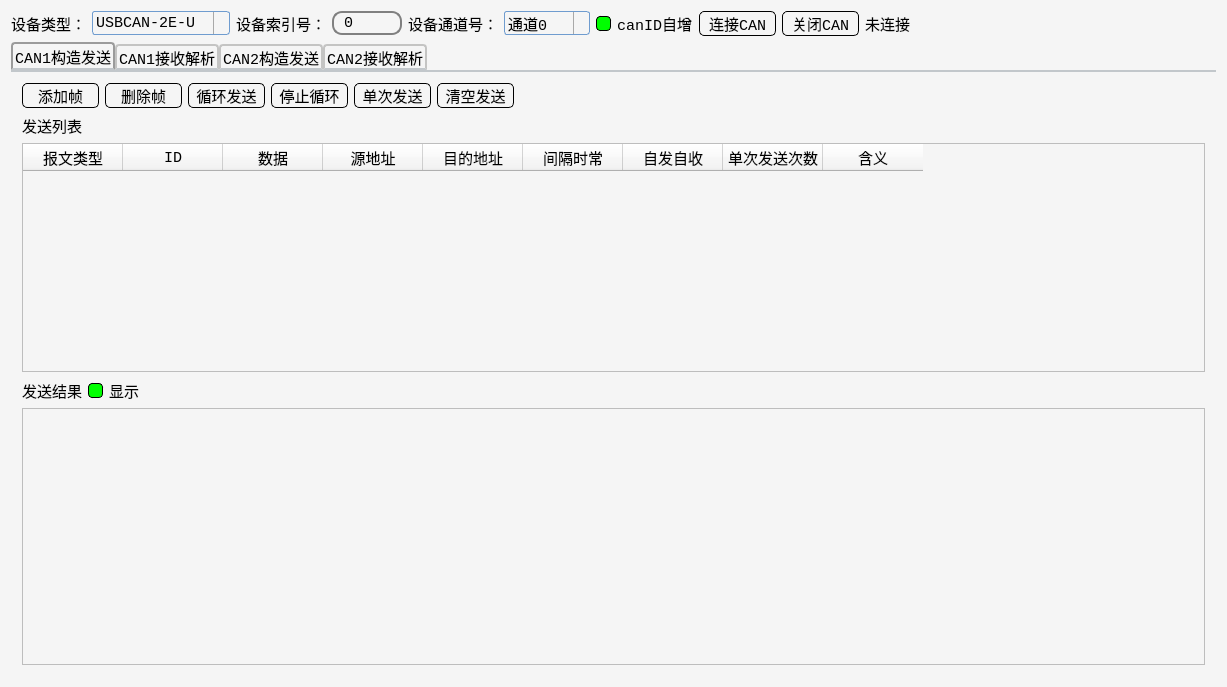
The window that mainwindow.ui (FanAnkai/ZLG_CAN_QT) describes before a commit, drawn with Qt 5.
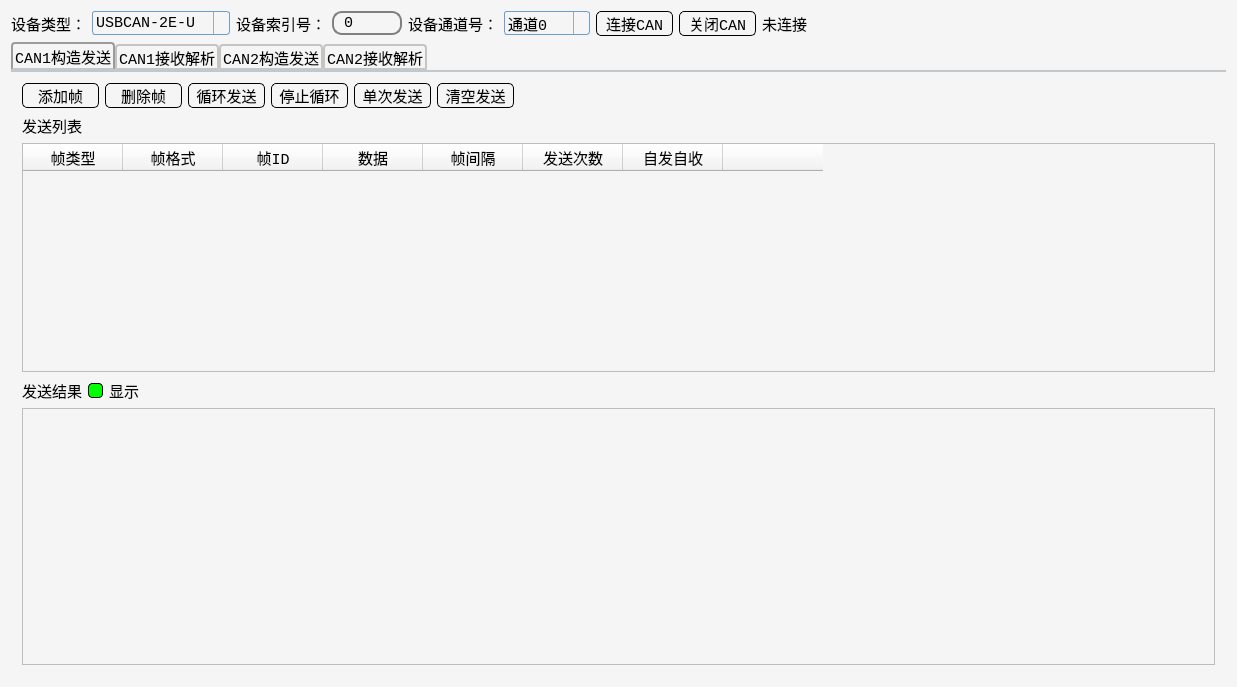
The same window after the commit. The open tabs and pages were chosen to show the change.

The edit to the form file:
```diff
--- a/mainwindow.ui
+++ b/mainwindow.ui
@@ -6,7 +6,7 @@
    <rect>
     <x>0</x>
     <y>0</y>
-    <width>1227</width>
+    <width>1233</width>
     <height>687</height>
    </rect>
   </property>
@@ -248,19 +248,6 @@
           </item>
          </widget>
         </item>
-        <item>
-         <widget class="QCheckBox" name="checkBox">
-          <property name="font">
-           <font>
-            <family>Consolas</family>
-            <pointsize>11</pointsize>
-           </font>
-          </property>
-          <property name="text">
-           <string>canID自增</string>
-          </property>
-         </widget>
-        </item>
         <item>
          <widget class="QPushButton" name="pushButton">
           <property name="font">
@@ -460,6 +447,12 @@
           </item>
           <item>
            <widget class="QTableWidget" name="tableWidget_2">
+            <property name="minimumSize">
+             <size>
+              <width>1189</width>
+              <height>0</height>
+             </size>
+            </property>
             <property name="font">
              <font>
               <family>Consolas</family>
@@ -468,12 +461,17 @@
             </property>
             <column>
              <property name="text">
-              <string>报文类型</string>
+              <string>帧类型</string>
              </property>
             </column>
             <column>
              <property name="text">
-              <string>ID</string>
+              <string>帧格式</string>
+             </property>
+            </column>
+            <column>
+             <property name="text">
+              <string>帧ID</string>
              </property>
             </column>
             <column>
@@ -483,17 +481,12 @@
             </column>
             <column>
              <property name="text">
-              <string>源地址</string>
+              <string>帧间隔</string>
              </property>
             </column>
             <column>
              <property name="text">
-              <string>目的地址</string>
-             </property>
-            </column>
-            <column>
-             <property name="text">
-              <string>间隔时常</string>
+              <string>发送次数</string>
              </property>
             </column>
             <column>
@@ -503,12 +496,7 @@
             </column>
             <column>
              <property name="text">
-              <string>单次发送次数</string>
-             </property>
-            </column>
-            <column>
-             <property name="text">
-              <string>含义</string>
+              <string/>
              </property>
             </column>
            </widget>
```
Left out of the diff: 29 changed lines with no effect on the pictures.
